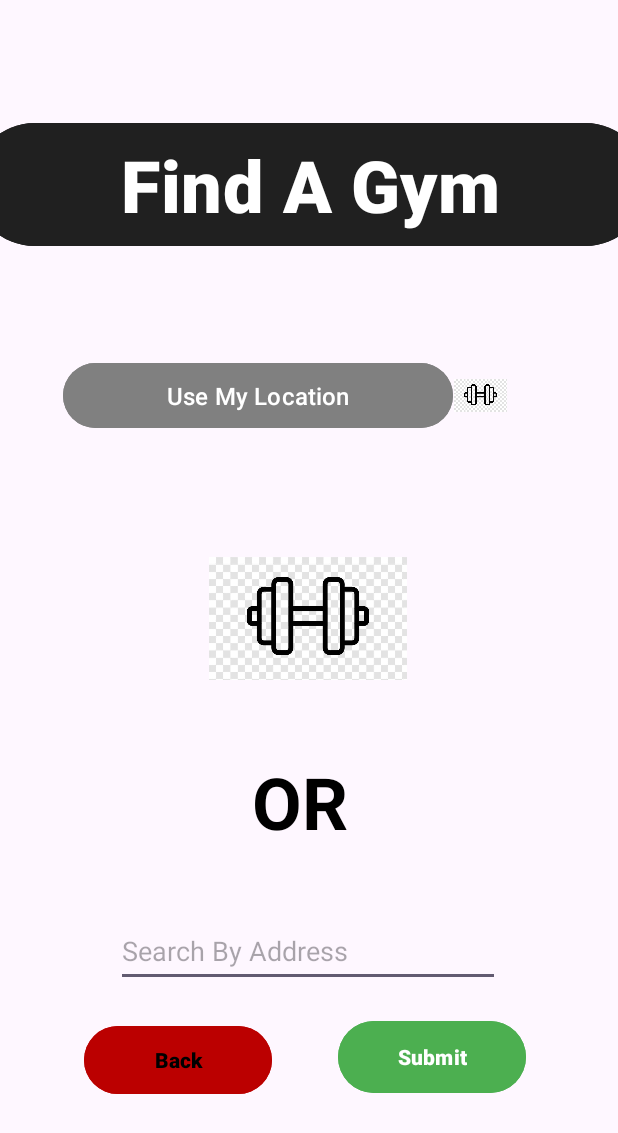
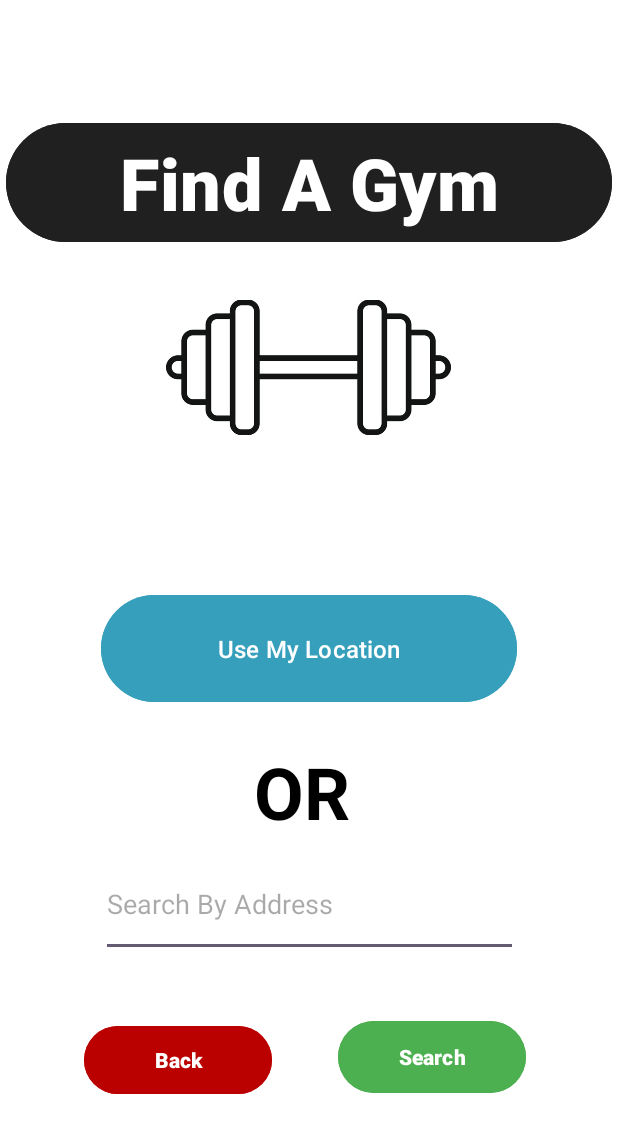
Before and after one commit to MilanBert/Kelowna-Fitness-Prototype, an Android app: the mapEntrySelectionActivity screen opened directly, with no data from a screen before it, on a phone screen of 412 x 824 dp. Shown: the top 1133 px of the screen. Run offline under Robolectric (Android 15) with nearby library versions, the phone set to English and light mode, and no system bars.

Commit message:
fixed some bugs and edited some visuals

```diff
--- a/app/src/main/java/com/example/step4test/ProgressBarView.java
+++ b/app/src/main/java/com/example/step4test/ProgressBarView.java
@@ -66,14 +66,14 @@ public class ProgressBarView extends View {
         float currentHeight, startHeight, targetHeight;
 
         // Calculate the height of each bar as a proportion of the max height
-        startHeight = (start == highest) ? maxHeight : (start / highest) * maxHeight;
+        startHeight =  (start == highest) ? maxHeight : 60+(start / highest) * maxHeight;
         currentHeight = (current == highest) ? maxHeight : (current / highest) * maxHeight;
         targetHeight = (target == highest) ? maxHeight : (target / highest) * maxHeight;
 
         // Draw the bars with rounded corners
-        canvas.drawRoundRect(0, maxHeight - lerpHeight(targetHeight, 0), barWidth, maxHeight, 25, 25, targetPaint);
+        canvas.drawRoundRect(barWidth * 2 - 30, maxHeight - lerpHeight(targetHeight, 0),barWidth * 3 - 30 , maxHeight, 25, 25, targetPaint);
         canvas.drawRoundRect(barWidth - 20, maxHeight - lerpHeight(currentHeight, 1), barWidth * 2 - 20, maxHeight, 25, 25, currentPaint);
-        canvas.drawRoundRect(barWidth * 2 - 30, maxHeight - lerpHeight(startHeight, 2), barWidth * 3 - 30, maxHeight, 25, 25, startPaint);
+        canvas.drawRoundRect(0, maxHeight - lerpHeight(startHeight, 2),barWidth, maxHeight, 25, 25, startPaint);
     }
 
     public float lerpHeight(float value, int index) {
--- a/app/src/main/java/com/example/step4test/SelectGoalActivity.java
+++ b/app/src/main/java/com/example/step4test/SelectGoalActivity.java
@@ -58,7 +58,7 @@ public class SelectGoalActivity extends AppCompatActivity {
         // Set up Increment and Reset Progress Buttons
         btnIncrementProgress.setOnClickListener(v -> {
             if (((float) (goalProgress - start) / (float) (target - start)) < 1) {
-                goalProgress += (target - start) / 10;
+                goalProgress += 1+((target - start) / 10);
                 progressGoal.setProgress((int) (((float) (goalProgress - start) / (float) (target - start)) * 100));
                 updateGoalProgress(goalProgress);
             }
--- a/app/src/main/res/layout/activity_map_entry_selection.xml
+++ b/app/src/main/res/layout/activity_map_entry_selection.xml
@@ -5,23 +5,24 @@
     android:id="@+id/main"
     android:layout_width="match_parent"
     android:layout_height="match_parent"
+    android:background="#FFFFFF"
     tools:context=".mapEntrySelectionActivity">
 
     <ImageView
-        android:id="@+id/imageView"
-        android:layout_width="132dp"
-        android:layout_height="127dp"
-        app:layout_constraintBottom_toBottomOf="parent"
+        android:id="@+id/dumbbellImage2"
+        android:layout_width="190dp"
+        android:layout_height="130dp"
+        android:layout_marginTop="180dp"
+        android:src="@drawable/dumbbell"
         app:layout_constraintEnd_toEndOf="parent"
-        app:layout_constraintHorizontal_bias="0.498"
+        app:layout_constraintHorizontal_bias="0.497"
         app:layout_constraintStart_toStartOf="parent"
-        app:layout_constraintTop_toTopOf="parent"
-        app:srcCompat="@drawable/dumbell" />
+        app:layout_constraintTop_toTopOf="parent" />
 
     <Button
         android:id="@+id/button"
-        android:layout_width="449dp"
-        android:layout_height="90dp"
+        android:layout_width="404dp"
+        android:layout_height="87dp"
         android:backgroundTint="#202020"
         android:text="Find A Gym"
         android:textSize="48sp"
@@ -34,43 +35,30 @@
 
     <Button
         android:id="@+id/buttonUseLoc"
-        android:layout_width="260dp"
-        android:layout_height="51dp"
-        android:backgroundTint="#808080"
+        android:layout_width="277dp"
+        android:layout_height="79dp"
+        android:backgroundTint="#36A0BC"
         android:text="Use My Location"
         android:textSize="16sp"
         app:layout_constraintBottom_toBottomOf="parent"
         app:layout_constraintEnd_toEndOf="parent"
-        app:layout_constraintHorizontal_bias="0.278"
         app:layout_constraintStart_toStartOf="parent"
         app:layout_constraintTop_toTopOf="parent"
-        app:layout_constraintVertical_bias="0.308" />
-
-    <ImageView
-        android:id="@+id/imageView2"
-        android:layout_width="35dp"
-        android:layout_height="47dp"
-        app:layout_constraintBottom_toBottomOf="parent"
-        app:layout_constraintEnd_toEndOf="parent"
-        app:layout_constraintHorizontal_bias="0.803"
-        app:layout_constraintStart_toStartOf="parent"
-        app:layout_constraintTop_toTopOf="parent"
-        app:layout_constraintVertical_bias="0.309"
-        app:srcCompat="@drawable/dumbell" />
+        app:layout_constraintVertical_bias="0.527" />
 
     <EditText
         android:id="@+id/editTextText"
-        android:layout_width="256dp"
-        android:layout_height="47dp"
+        android:layout_width="278dp"
+        android:layout_height="70dp"
         android:ems="10"
+        android:hint="Search By Address"
         android:inputType="text"
-        android:hint="Search By Address"
         app:layout_constraintBottom_toBottomOf="parent"
         app:layout_constraintEnd_toEndOf="parent"
-        app:layout_constraintHorizontal_bias="0.496"
+        app:layout_constraintHorizontal_bias="0.503"
         app:layout_constraintStart_toStartOf="parent"
         app:layout_constraintTop_toTopOf="parent"
-        app:layout_constraintVertical_bias="0.786" />
+        app:layout_constraintVertical_bias="0.753" />
 
     <Button
         android:id="@+id/button2"
@@ -78,7 +66,7 @@
         android:layout_height="53dp"
         android:backgroundTint="#BB0000"
         android:text="Back"
-        android:textColor="#000000"
+        android:textColor="#FFFFFF"
         android:textStyle="bold"
         app:layout_constraintBottom_toBottomOf="parent"
         app:layout_constraintEnd_toEndOf="parent"
@@ -92,7 +80,7 @@
         android:layout_width="125dp"
         android:layout_height="56dp"
         android:backgroundTint="#4CAF50"
-        android:text="Submit"
+        android:text="Search"
         android:textStyle="bold"
         app:layout_constraintBottom_toBottomOf="parent"
         app:layout_constraintEnd_toEndOf="parent"
@@ -103,8 +91,8 @@
 
     <TextView
         android:id="@+id/textView"
-        android:layout_width="74dp"
-        android:layout_height="65dp"
+        android:layout_width="72dp"
+        android:layout_height="55dp"
         android:text="OR"
         android:textColor="#000000"
         android:textSize="48sp"
@@ -114,5 +102,5 @@
         app:layout_constraintHorizontal_bias="0.498"
         app:layout_constraintStart_toStartOf="parent"
         app:layout_constraintTop_toTopOf="parent"
-        app:layout_constraintVertical_bias="0.662" />
+        app:layout_constraintVertical_bias="0.644" />
 </androidx.constraintlayout.widget.ConstraintLayout>
--- a/app/src/main/res/layout/activity_progress_report.xml
+++ b/app/src/main/res/layout/activity_progress_report.xml
@@ -53,7 +53,7 @@
         android:layout_width="wrap_content"
         android:layout_height="wrap_content"
         android:layout_marginStart="44dp"
-        android:text="Target"
+        android:text="Start"
         android:textColor="#000000"
         android:textStyle="bold"
         app:layout_constraintBottom_toBottomOf="@+id/selectedGoalProgressBars"
@@ -79,7 +79,7 @@
         android:layout_width="wrap_content"
         android:layout_height="wrap_content"
         android:layout_marginStart="60dp"
-        android:text="Start"
+        android:text="Target"
         android:textColor="#000000"
         android:textStyle="bold"
         app:layout_constraintBottom_toBottomOf="@+id/selectedGoalProgressBars"
--- a/app/src/main/res/values/colors.xml
+++ b/app/src/main/res/values/colors.xml
@@ -2,4 +2,5 @@
 <resources>
     <color name="black">#FF000000</color>
     <color name="white">#FFFFFFFF</color>
+    <color name="selected_item_background">#878787</color>
 </resources>
```
Also changed, not shown: app/src/main/java/com/example/step4test/RecycleAdapter.java (+21 -9 lines), app/src/main/res/layout/activity_main.xml (+27 -19 lines), app/src/main/res/layout/activity_map_frag.xml (+48 -31 lines).
